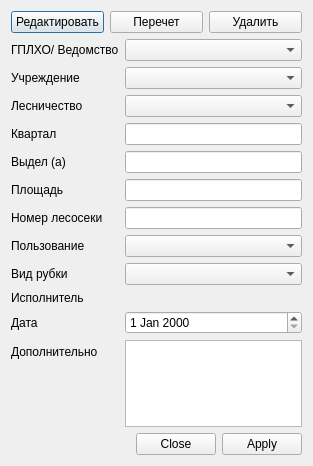
Qt form ui/areaControllerDialog.ui (daniluuuuuuuk/daniluuuuuuuk.github.io) before a commit.
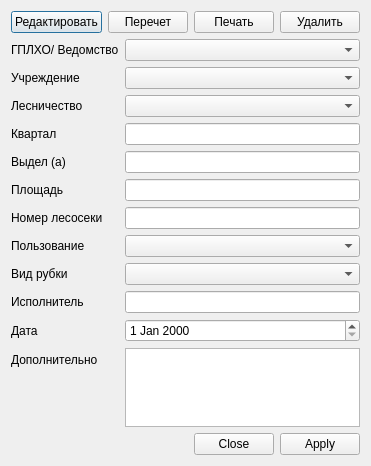
The same form after that commit.

Commit message: добавлена печать отдельной лесосеки

The edit to the form file:
```diff
--- a/ui/areaControllerDialog.ui
+++ b/ui/areaControllerDialog.ui
@@ -33,6 +33,13 @@
        </property>
       </widget>
      </item>
+     <item>
+      <widget class="QPushButton" name="print_pushButton">
+       <property name="text">
+        <string>Печать</string>
+       </property>
+      </widget>
+     </item>
      <item>
       <widget class="QPushButton" name="delete_pushButton">
        <property name="text">
@@ -161,6 +168,9 @@
      <item row="11" column="1">
       <widget class="QTextEdit" name="info_textEdit"/>
      </item>
+     <item row="9" column="1">
+      <widget class="QLineEdit" name="fio_lineEdit"/>
+     </item>
     </layout>
    </item>
    <item>
```
The commit also changes 7 other files.
